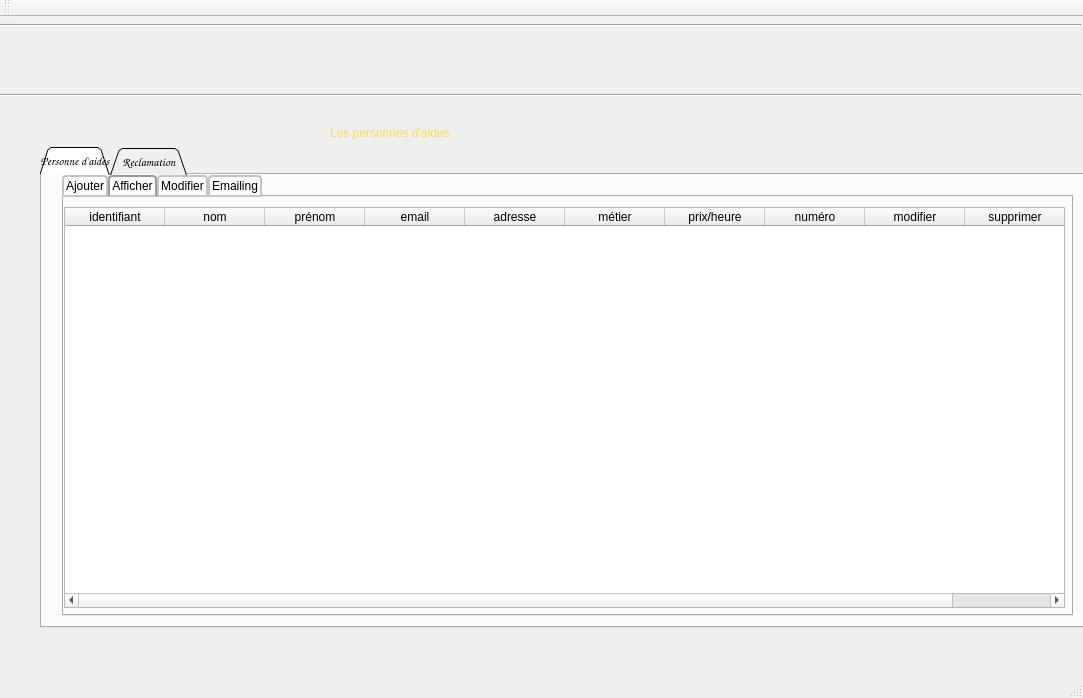
The window that gestion des personnes d'aides/mainwindow.ui (zeineb868/smart_parental_monitoring_2A22) describes before a commit, drawn with Qt 5.
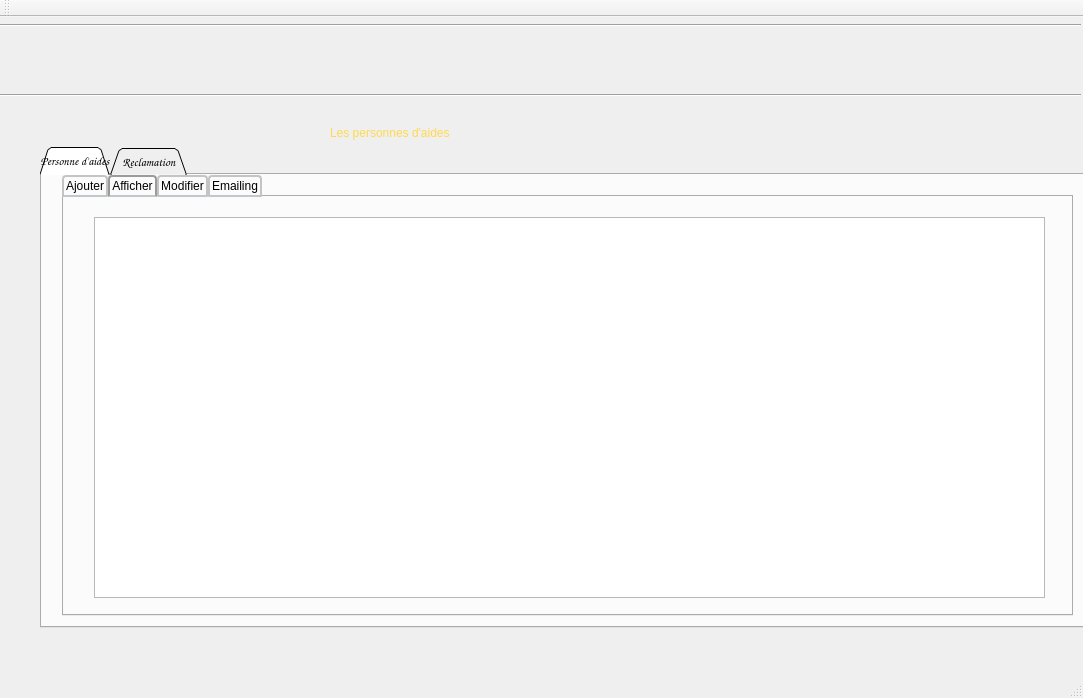
The same window after the commit. The open tabs and pages were chosen to show the change. Icons and pictures are not drawn.

Patch:
```diff
--- a/gestion des personnes d'aides/mainwindow.ui
+++ b/gestion des personnes d'aides/mainwindow.ui
@@ -533,80 +533,15 @@
        <attribute name="title">
         <string>Afficher</string>
        </attribute>
-       <widget class="QTableWidget" name="affiche_personne">
+       <widget class="QTableView" name="afficher_personne">
         <property name="geometry">
          <rect>
-          <x>0</x>
-          <y>10</y>
-          <width>1001</width>
-          <height>401</height>
+          <x>30</x>
+          <y>20</y>
+          <width>951</width>
+          <height>381</height>
          </rect>
         </property>
-        <attribute name="horizontalHeaderCascadingSectionResizes">
-         <bool>true</bool>
-        </attribute>
-        <attribute name="horizontalHeaderHighlightSections">
-         <bool>true</bool>
-        </attribute>
-        <attribute name="horizontalHeaderShowSortIndicator" stdset="0">
-         <bool>true</bool>
-        </attribute>
-        <attribute name="horizontalHeaderStretchLastSection">
-         <bool>true</bool>
-        </attribute>
-        <attribute name="verticalHeaderShowSortIndicator" stdset="0">
-         <bool>true</bool>
-        </attribute>
-        <column>
-         <property name="text">
-          <string>identifiant</string>
-         </property>
-        </column>
-        <column>
-         <property name="text">
-          <string>nom</string>
-         </property>
-        </column>
-        <column>
-         <property name="text">
-          <string>prénom</string>
-         </property>
-        </column>
-        <column>
-         <property name="text">
-          <string>email</string>
-         </property>
-        </column>
-        <column>
-         <property name="text">
-          <string>adresse</string>
-         </property>
-        </column>
-        <column>
-         <property name="text">
-          <string>métier</string>
-         </property>
-        </column>
-        <column>
-         <property name="text">
-          <string>prix/heure</string>
-         </property>
-        </column>
-        <column>
-         <property name="text">
-          <string>numéro</string>
-         </property>
-        </column>
-        <column>
-         <property name="text">
-          <string>modifier</string>
-         </property>
-        </column>
-        <column>
-         <property name="text">
-          <string>supprimer</string>
-         </property>
-        </column>
        </widget>
       </widget>
       <widget class="QWidget" name="tab_2">
```
Left out of the diff: 2 changed lines with no effect on the pictures.
